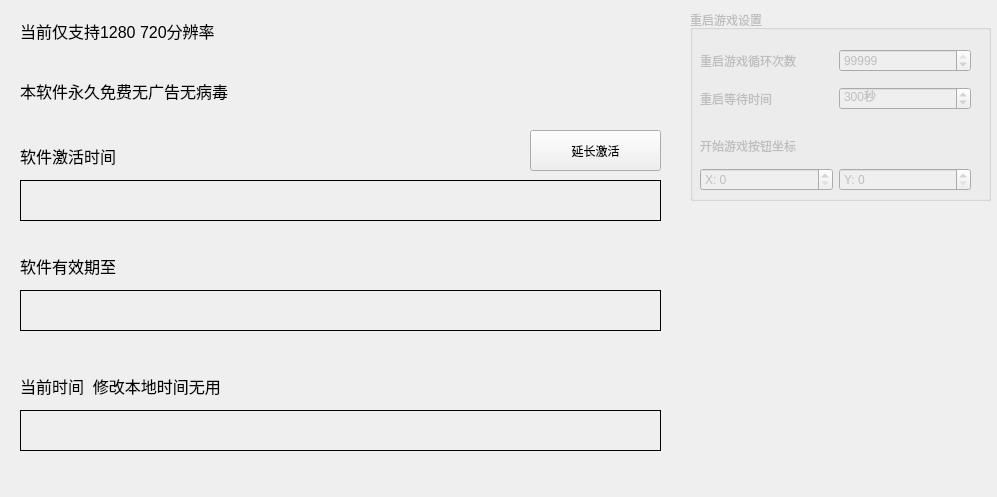
Qt form generalpanel.ui (A-SunsetMkt-Forks/wuwaBackendTool) before a commit.
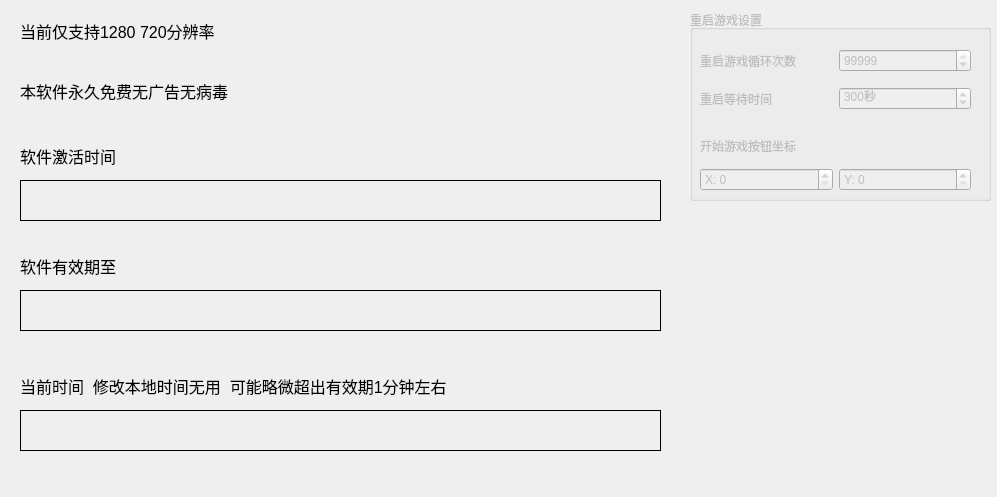
The same form after that commit.

Patch:
```diff
--- a/generalpanel.ui
+++ b/generalpanel.ui
@@ -284,7 +284,7 @@
     <rect>
      <x>20</x>
      <y>370</y>
-     <width>481</width>
+     <width>781</width>
      <height>31</height>
     </rect>
    </property>
@@ -294,20 +294,7 @@
     </font>
    </property>
    <property name="text">
-    <string>当前时间  修改本地时间无用</string>
-   </property>
-  </widget>
-  <widget class="QPushButton" name="activateBtn">
-   <property name="geometry">
-    <rect>
-     <x>530</x>
-     <y>130</y>
-     <width>131</width>
-     <height>41</height>
-    </rect>
-   </property>
-   <property name="text">
-    <string>延长激活</string>
+    <string>当前时间  修改本地时间无用  可能略微超出有效期1分钟左右</string>
    </property>
   </widget>
  </widget>
```
